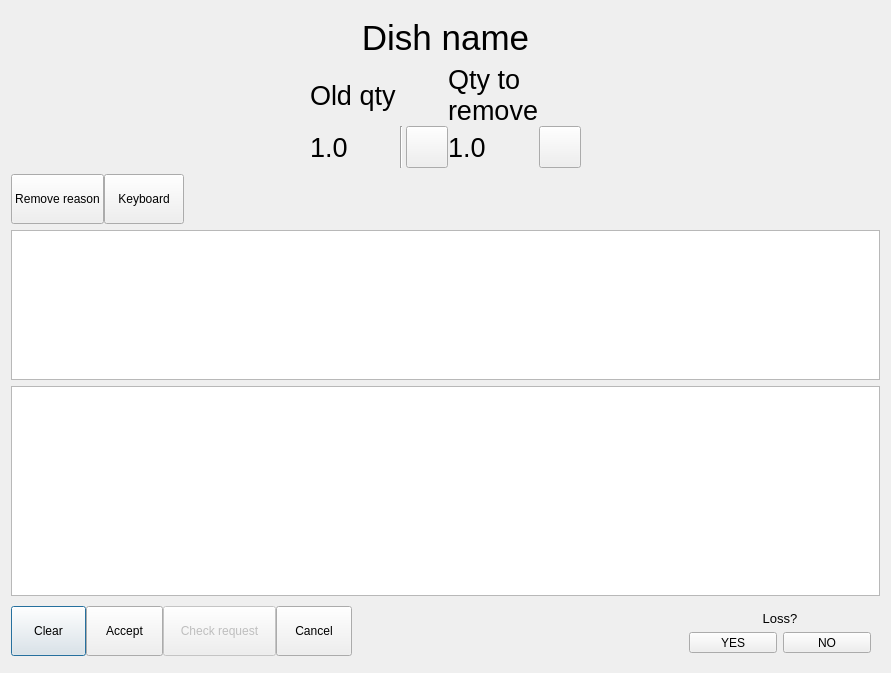
Old version of the form dlgcorrection.ui in the repository End1-1/FastF.
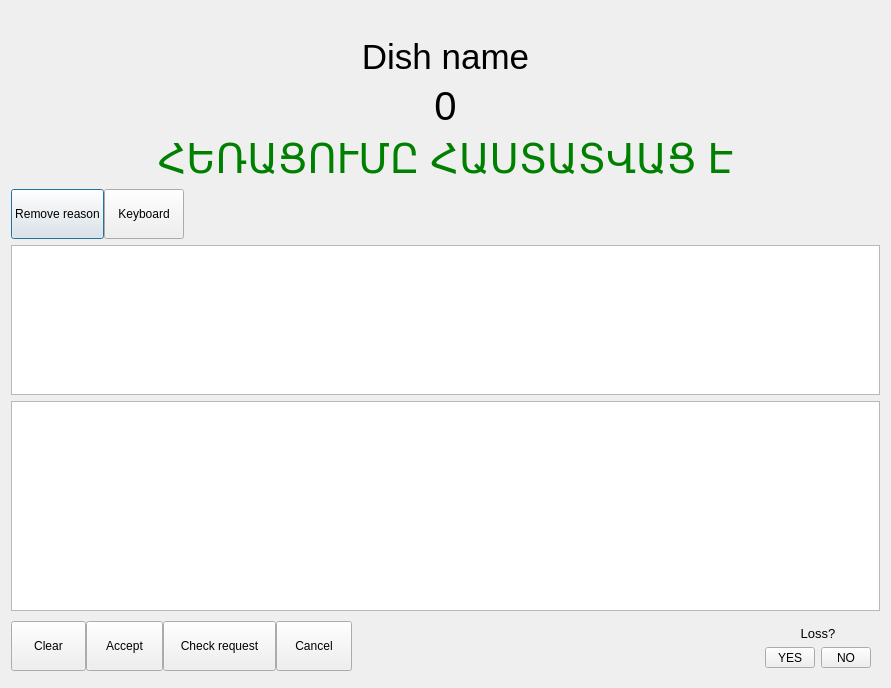
New version of the form. Icons and pictures are not drawn.

```diff
--- a/dlgcorrection.ui
+++ b/dlgcorrection.ui
@@ -7,14 +7,66 @@
     <x>0</x>
     <y>0</y>
     <width>891</width>
-    <height>673</height>
+    <height>688</height>
    </rect>
   </property>
   <property name="windowTitle">
    <string/>
   </property>
   <layout class="QGridLayout" name="gridLayout_2">
-   <item row="6" column="1">
+   <item row="0" column="0">
+    <widget class="QWidget" name="widget" native="true">
+     <layout class="QHBoxLayout" name="horizontalLayout">
+      <property name="spacing">
+       <number>0</number>
+      </property>
+      <property name="leftMargin">
+       <number>0</number>
+      </property>
+      <property name="topMargin">
+       <number>0</number>
+      </property>
+      <property name="rightMargin">
+       <number>0</number>
+      </property>
+      <property name="bottomMargin">
+       <number>0</number>
+      </property>
+     </layout>
+    </widget>
+   </item>
+   <item row="6" column="0" colspan="2">
+    <widget class="QTableWidget" name="tblLetter">
+     <property name="minimumSize">
+      <size>
+       <width>0</width>
+       <height>210</height>
+      </size>
+     </property>
+     <property name="maximumSize">
+      <size>
+       <width>16777215</width>
+       <height>210</height>
+      </size>
+     </property>
+     <property name="editTriggers">
+      <set>QAbstractItemView::NoEditTriggers</set>
+     </property>
+     <attribute name="horizontalHeaderVisible">
+      <bool>false</bool>
+     </attribute>
+     <attribute name="horizontalHeaderDefaultSectionSize">
+      <number>40</number>
+     </attribute>
+     <attribute name="verticalHeaderVisible">
+      <bool>false</bool>
+     </attribute>
+     <attribute name="verticalHeaderDefaultSectionSize">
+      <number>40</number>
+     </attribute>
+    </widget>
+   </item>
+   <item row="7" column="1">
     <widget class="QWidget" name="widget_5" native="true">
      <property name="minimumSize">
       <size>
@@ -91,7 +143,7 @@
      </layout>
     </widget>
    </item>
-   <item row="4" column="0" colspan="2">
+   <item row="5" column="0" colspan="2">
     <widget class="QPlainTextEdit" name="ptReason">
      <property name="minimumSize">
       <size>
@@ -118,12 +170,48 @@
      </property>
     </widget>
    </item>
-   <item row="0" column="0">
-    <widget class="QWidget" name="widget" native="true">
-     <layout class="QHBoxLayout" name="horizontalLayout">
+   <item row="2" column="0" colspan="2">
+    <widget class="QWidget" name="wName" native="true">
+     <layout class="QGridLayout" name="gridLayout">
+      <property name="leftMargin">
+       <number>0</number>
+      </property>
+      <property name="topMargin">
+       <number>0</number>
+      </property>
+      <property name="rightMargin">
+       <number>0</number>
+      </property>
+      <property name="bottomMargin">
+       <number>0</number>
+      </property>
       <property name="spacing">
        <number>0</number>
       </property>
+      <item row="0" column="0">
+       <widget class="QLabel" name="lbQty">
+        <property name="font">
+         <font>
+          <pointsize>30</pointsize>
+         </font>
+        </property>
+        <property name="text">
+         <string>0</string>
+        </property>
+        <property name="alignment">
+         <set>Qt::AlignCenter</set>
+        </property>
+       </widget>
+      </item>
+     </layout>
+    </widget>
+   </item>
+   <item row="4" column="0" colspan="2">
+    <widget class="QWidget" name="wReason" native="true">
+     <layout class="QHBoxLayout" name="horizontalLayout_3">
+      <property name="spacing">
+       <number>0</number>
+      </property>
       <property name="leftMargin">
        <number>0</number>
       </property>
@@ -136,11 +224,148 @@
       <property name="bottomMargin">
        <number>0</number>
       </property>
+      <item>
+       <widget class="QPushButton" name="btnRemoveReason">
+        <property name="minimumSize">
+         <size>
+          <width>0</width>
+          <height>50</height>
+         </size>
+        </property>
+        <property name="maximumSize">
+         <size>
+          <width>150</width>
+          <height>100</height>
+         </size>
+        </property>
+        <property name="text">
+         <string>Remove reason</string>
+        </property>
+        <property name="icon">
+         <iconset resource="Res.qrc">
+          <normaloff>:/res/comment.png</normaloff>:/res/comment.png</iconset>
+        </property>
+        <property name="iconSize">
+         <size>
+          <width>32</width>
+          <height>32</height>
+         </size>
+        </property>
+       </widget>
+      </item>
+      <item>
+       <widget class="QPushButton" name="btnKeyboard">
+        <property name="minimumSize">
+         <size>
+          <width>0</width>
+          <height>50</height>
+         </size>
+        </property>
+        <property name="maximumSize">
+         <size>
+          <width>150</width>
+          <height>100</height>
+         </size>
+        </property>
+        <property name="text">
+         <string>Keyboard</string>
+        </property>
+        <property name="icon">
+         <iconset resource="Res.qrc">
+          <normaloff>:/res/typing.png</normaloff>:/res/typing.png</iconset>
+        </property>
+        <property name="iconSize">
+         <size>
+          <width>32</width>
+          <height>32</height>
+         </size>
+        </property>
+        <property name="checkable">
+         <bool>true</bool>
+        </property>
+       </widget>
+      </item>
+      <item>
+       <spacer name="horizontalSpacer_4">
+        <property name="orientation">
+         <enum>Qt::Horizontal</enum>
+        </property>
+        <property name="sizeHint" stdset="0">
+         <size>
+          <width>486</width>
+          <height>20</height>
+         </size>
+        </property>
+       </spacer>
+      </item>
+      <item>
+       <widget class="QLabel" name="lbl1">
+        <property name="enabled">
+         <bool>false</bool>
+        </property>
+        <property name="text">
+         <string/>
+        </property>
+        <property name="pixmap">
+         <pixmap resource="Res.qrc">:/res/ball-green.png</pixmap>
+        </property>
+       </widget>
+      </item>
+      <item>
+       <widget class="QLabel" name="lbl2">
+        <property name="enabled">
+         <bool>false</bool>
+        </property>
+        <property name="text">
+         <string/>
+        </property>
+        <property name="pixmap">
+         <pixmap resource="Res.qrc">:/res/ball-yellow.png</pixmap>
+        </property>
+       </widget>
+      </item>
+      <item>
+       <widget class="QLabel" name="lbl3">
+        <property name="enabled">
+         <bool>false</bool>
+        </property>
+        <property name="text">
+         <string/>
+        </property>
+        <property name="pixmap">
+         <pixmap resource="Res.qrc">:/res/ball-red.png</pixmap>
+        </property>
+       </widget>
+      </item>
      </layout>
     </widget>
    </item>
-   <item row="6" column="0">
+   <item row="1" column="0" colspan="2">
+    <widget class="QLabel" name="lbDishName">
+     <property name="font">
+      <font>
+       <pointsize>26</pointsize>
+      </font>
+     </property>
+     <property name="text">
+      <string>Dish name</string>
+     </property>
+     <property name="alignment">
+      <set>Qt::AlignCenter</set>
+     </property>
+     <property name="indent">
+      <number>0</number>
+     </property>
+    </widget>
+   </item>
+   <item row="7" column="0">
     <widget class="QWidget" name="wButtons" native="true">
+     <property name="sizePolicy">
+      <sizepolicy hsizetype="Preferred" vsizetype="Preferred">
+       <horstretch>1</horstretch>
+       <verstretch>0</verstretch>
+      </sizepolicy>
+     </property>
      <widget class="QPushButton" name="btnClearWindow">
       <property name="geometry">
        <rect>
@@ -201,7 +426,7 @@
      </widget>
      <widget class="QPushButton" name="btnCheckResponse">
       <property name="enabled">
-       <bool>false</bool>
+       <bool>true</bool>
       </property>
       <property name="geometry">
        <rect>
@@ -263,353 +488,21 @@
     </widget>
    </item>
    <item row="3" column="0" colspan="2">
-    <widget class="QWidget" name="wReason" native="true">
-     <layout class="QHBoxLayout" name="horizontalLayout_3">
-      <property name="spacing">
-       <number>0</number>
-      </property>
-      <property name="leftMargin">
-       <number>0</number>
-      </property>
-      <property name="topMargin">
-       <number>0</number>
-      </property>
-      <property name="rightMargin">
-       <number>0</number>
-      </property>
-      <property name="bottomMargin">
-       <number>0</number>
-      </property>
-      <item>
-       <widget class="QPushButton" name="btnRemoveReason">
-        <property name="minimumSize">
-         <size>
-          <width>0</width>
-          <height>50</height>
-         </size>
-        </property>
-        <property name="maximumSize">
-         <size>
-          <width>150</width>
-          <height>100</height>
-         </size>
-        </property>
-        <property name="text">
-         <string>Remove reason</string>
-        </property>
-        <property name="icon">
-         <iconset resource="Res.qrc">
-          <normaloff>:/res/comment.png</normaloff>:/res/comment.png</iconset>
-        </property>
-        <property name="iconSize">
-         <size>
-          <width>32</width>
-          <height>32</height>
-         </size>
-        </property>
-       </widget>
-      </item>
-      <item>
-       <widget class="QPushButton" name="btnKeyboard">
-        <property name="minimumSize">
-         <size>
-          <width>0</width>
-          <height>50</height>
-         </size>
-        </property>
-        <property name="maximumSize">
-         <size>
-          <width>150</width>
-          <height>100</height>
-         </size>
-        </property>
-        <property name="text">
-         <string>Keyboard</string>
-        </property>
-        <property name="icon">
-         <iconset resource="Res.qrc">
-          <normaloff>:/res/typing.png</normaloff>:/res/typing.png</iconset>
-        </property>
-        <property name="iconSize">
-         <size>
-          <width>32</width>
-          <height>32</height>
-         </size>
-        </property>
-        <property name="checkable">
-         <bool>true</bool>
-        </property>
-       </widget>
-      </item>
-      <item>
-       <spacer name="horizontalSpacer_4">
-        <property name="orientation">
-         <enum>Qt::Horizontal</enum>
-        </property>
-        <property name="sizeHint" stdset="0">
-         <size>
-          <width>486</width>
-          <height>20</height>
-         </size>
-        </property>
-       </spacer>
-      </item>
-      <item>
-       <widget class="QLabel" name="lbl1">
-        <property name="enabled">
-         <bool>false</bool>
-        </property>
-        <property name="text">
-         <string/>
-        </property>
-        <property name="pixmap">
-         <pixmap resource="Res.qrc">:/res/ball-green.png</pixmap>
-        </property>
-       </widget>
-      </item>
-      <item>
-       <widget class="QLabel" name="lbl2">
-        <property name="enabled">
-         <bool>false</bool>
-        </property>
-        <property name="text">
-         <string/>
-        </property>
-        <property name="pixmap">
-         <pixmap resource="Res.qrc">:/res/ball-yellow.png</pixmap>
-        </property>
-       </widget>
-      </item>
-      <item>
-       <widget class="QLabel" name="lbl3">
-        <property name="enabled">
-         <bool>false</bool>
-        </property>
-        <property name="text">
-         <string/>
-        </property>
-        <property name="pixmap">
-         <pixmap resource="Res.qrc">:/res/ball-red.png</pixmap>
-        </property>
-       </widget>
-      </item>
-     </layout>
-    </widget>
-   </item>
-   <item row="5" column="0" colspan="2">
-    <widget class="QTableWidget" name="tblLetter">
-     <property name="minimumSize">
-      <size>
-       <width>0</width>
-       <height>210</height>
-      </size>
-     </property>
-     <property name="maximumSize">
-      <size>
-       <width>16777215</width>
-       <height>210</height>
-      </size>
-     </property>
-     <property name="editTriggers">
-      <set>QAbstractItemView::NoEditTriggers</set>
-     </property>
-     <attribute name="horizontalHeaderVisible">
-      <bool>false</bool>
-     </attribute>
-     <attribute name="horizontalHeaderDefaultSectionSize">
-      <number>40</number>
-     </attribute>
-     <attribute name="verticalHeaderVisible">
-      <bool>false</bool>
-     </attribute>
-     <attribute name="verticalHeaderDefaultSectionSize">
-      <number>40</number>
-     </attribute>
-    </widget>
-   </item>
-   <item row="2" column="0" colspan="2">
-    <widget class="QWidget" name="wName" native="true">
-     <layout class="QGridLayout" name="gridLayout">
-      <property name="leftMargin">
-       <number>0</number>
-      </property>
-      <property name="topMargin">
-       <number>0</number>
-      </property>
-      <property name="rightMargin">
-       <number>0</number>
-      </property>
-      <property name="bottomMargin">
-       <number>0</number>
-      </property>
-      <property name="spacing">
-       <number>0</number>
-      </property>
-      <item row="1" column="3">
-       <widget class="QPushButton" name="btnPlus">
-        <property name="minimumSize">
-         <size>
-          <width>42</width>
-          <height>42</height>
-         </size>
-        </property>
-        <property name="maximumSize">
-         <size>
-          <width>42</width>
-          <height>42</height>
-         </size>
-        </property>
-        <property name="text">
-         <string/>
-        </property>
-        <property name="icon">
-         <iconset resource="Res.qrc">
-          <normaloff>:/res/plus.png</normaloff>:/res/plus.png</iconset>
-        </property>
-        <property name="iconSize">
-         <size>
-          <width>40</width>
-          <height>40</height>
-         </size>
-        </property>
-       </widget>
-      </item>
-      <item row="1" column="0">
-       <spacer name="horizontalSpacer">
-        <property name="orientation">
-         <enum>Qt::Horizontal</enum>
-        </property>
-        <property name="sizeHint" stdset="0">
-         <size>
-          <width>188</width>
-          <height>20</height>
-         </size>
-        </property>
-       </spacer>
-      </item>
-      <item row="1" column="5">
-       <widget class="QPushButton" name="btnMinus">
-        <property name="minimumSize">
-         <size>
-          <width>42</width>
-          <height>42</height>
-         </size>
-        </property>
-        <property name="maximumSize">
-         <size>
-          <width>42</width>
-          <height>42</height>
-         </size>
-        </property>
-        <property name="text">
-         <string/>
-        </property>
-        <property name="icon">
-         <iconset resource="Res.qrc">
-          <normaloff>:/res/minus.png</normaloff>:/res/minus.png</iconset>
-        </property>
-        <property name="iconSize">
-         <size>
-          <width>40</width>
-          <height>40</height>
-         </size>
-        </property>
-       </widget>
-      </item>
-      <item row="0" column="1">
-       <widget class="QLabel" name="lbQty_3">
-        <property name="font">
-         <font>
-          <pointsize>20</pointsize>
-         </font>
-        </property>
-        <property name="text">
-         <string>Old qty</string>
-        </property>
-       </widget>
-      </item>
-      <item row="1" column="6">
-       <spacer name="horizontalSpacer_2">
-        <property name="orientation">
-         <enum>Qt::Horizontal</enum>
-        </property>
-        <property name="sizeHint" stdset="0">
-         <size>
-          <width>188</width>
-          <height>20</height>
-         </size>
-        </property>
-       </spacer>
-      </item>
-      <item row="0" column="4">
-       <widget class="QLabel" name="sdfg">
-        <property name="font">
-         <font>
-          <pointsize>20</pointsize>
-         </font>
-        </property>
-        <property name="text">
-         <string>Qty to
-remove</string>
-        </property>
-       </widget>
-      </item>
-      <item row="1" column="4">
-       <widget class="QLabel" name="lbQtyRemove">
-        <property name="font">
-         <font>
-          <pointsize>20</pointsize>
-         </font>
-        </property>
-        <property name="text">
-         <string>1.0</string>
-        </property>
-       </widget>
-      </item>
-      <item row="1" column="1">
-       <widget class="QLabel" name="lbQty">
-        <property name="font">
-         <font>
-          <pointsize>20</pointsize>
-         </font>
-        </property>
-        <property name="text">
-         <string>1.0</string>
-        </property>
-       </widget>
-      </item>
-      <item row="1" column="2">
-       <widget class="Line" name="line">
-        <property name="minimumSize">
-         <size>
-          <width>10</width>
-          <height>0</height>
-         </size>
-        </property>
-        <property name="orientation">
-         <enum>Qt::Vertical</enum>
-        </property>
-       </widget>
-      </item>
-     </layout>
-    </widget>
-   </item>
-   <item row="1" column="0" colspan="2">
-    <widget class="QLabel" name="lbDishName">
+    <widget class="QLabel" name="lbAproved">
      <property name="font">
       <font>
-       <pointsize>26</pointsize>
+       <pointsize>30</pointsize>
       </font>
      </property>
+     <property name="styleSheet">
+      <string notr="true">color:green</string>
+     </property>
      <property name="text">
-      <string>Dish name</string>
+      <string>ՀԵՌԱՑՈՒՄԸ ՀԱՍՏԱՏՎԱՑ Է</string>
      </property>
      <property name="alignment">
       <set>Qt::AlignCenter</set>
      </property>
-     <property name="indent">
-      <number>0</number>
-     </property>
     </widget>
    </item>
   </layout>
```
